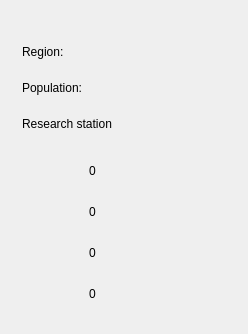
Above: comp345-gui/CityDetailsView.ui from hrachyahakobyan/Pandemic before the change. Below: the same form after it.
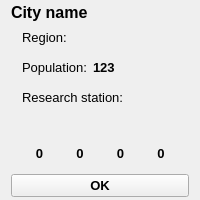
That is the form after the change.

Commit message: Added game detail view

```diff
--- a/comp345-gui/CityDetailsView.ui
+++ b/comp345-gui/CityDetailsView.ui
@@ -6,29 +6,51 @@
    <rect>
     <x>0</x>
     <y>0</y>
-    <width>248</width>
-    <height>334</height>
+    <width>200</width>
+    <height>200</height>
    </rect>
   </property>
   <property name="windowTitle">
    <string>CityDetailsView</string>
   </property>
   <layout class="QVBoxLayout" name="verticalLayout">
+   <property name="spacing">
+    <number>0</number>
+   </property>
+   <property name="topMargin">
+    <number>3</number>
+   </property>
+   <property name="bottomMargin">
+    <number>3</number>
+   </property>
    <item>
     <widget class="QLabel" name="nameLabel">
      <property name="maximumSize">
       <size>
        <width>16777215</width>
-       <height>20</height>
+       <height>30</height>
       </size>
      </property>
+     <property name="font">
+      <font>
+       <pointsize>12</pointsize>
+       <weight>75</weight>
+       <bold>true</bold>
+      </font>
+     </property>
      <property name="text">
-      <string/>
+      <string>City name</string>
      </property>
     </widget>
    </item>
    <item>
     <widget class="QWidget" name="widget" native="true">
+     <property name="minimumSize">
+      <size>
+       <width>0</width>
+       <height>30</height>
+      </size>
+     </property>
      <property name="maximumSize">
       <size>
        <width>16777215</width>
@@ -50,6 +72,11 @@
           <height>16777215</height>
          </size>
         </property>
+        <property name="font">
+         <font>
+          <pointsize>10</pointsize>
+         </font>
+        </property>
         <property name="text">
          <string>Region:</string>
         </property>
@@ -67,6 +94,12 @@
    </item>
    <item>
     <widget class="QWidget" name="widget_7" native="true">
+     <property name="minimumSize">
+      <size>
+       <width>0</width>
+       <height>30</height>
+      </size>
+     </property>
      <property name="maximumSize">
       <size>
        <width>16777215</width>
@@ -84,10 +117,15 @@
        <widget class="QLabel" name="label_2">
         <property name="maximumSize">
          <size>
-          <width>60</width>
+          <width>65</width>
           <height>16777215</height>
          </size>
         </property>
+        <property name="font">
+         <font>
+          <pointsize>10</pointsize>
+         </font>
+        </property>
         <property name="text">
          <string>Population:</string>
         </property>
@@ -95,8 +133,15 @@
       </item>
       <item>
        <widget class="QLabel" name="populationLabel">
+        <property name="font">
+         <font>
+          <pointsize>10</pointsize>
+          <weight>75</weight>
+          <bold>true</bold>
+         </font>
+        </property>
         <property name="text">
-         <string/>
+         <string>123</string>
         </property>
        </widget>
       </item>
@@ -105,10 +150,16 @@
    </item>
    <item>
     <widget class="QWidget" name="widget_8" native="true">
+     <property name="minimumSize">
+      <size>
+       <width>0</width>
+       <height>30</height>
+      </size>
+     </property>
      <property name="maximumSize">
       <size>
        <width>16777215</width>
-       <height>30</height>
+       <height>40</height>
       </size>
      </property>
      <property name="layoutDirection">
@@ -125,10 +176,15 @@
        <widget class="QLabel" name="label_4">
         <property name="maximumSize">
          <size>
-          <width>90</width>
+          <width>100</width>
           <height>16777215</height>
          </size>
         </property>
+        <property name="font">
+         <font>
+          <pointsize>10</pointsize>
+         </font>
+        </property>
         <property name="text">
          <string>Research station:</string>
         </property>
@@ -146,36 +202,54 @@
    </item>
    <item>
     <widget class="QWidget" name="widget_2" native="true">
-     <layout class="QVBoxLayout" name="verticalLayout_2">
-      <property name="spacing">
-       <number>3</number>
-      </property>
-      <property name="topMargin">
-       <number>3</number>
-      </property>
-      <property name="bottomMargin">
-       <number>3</number>
-      </property>
+     <property name="sizePolicy">
+      <sizepolicy hsizetype="Preferred" vsizetype="Fixed">
+       <horstretch>0</horstretch>
+       <verstretch>0</verstretch>
+      </sizepolicy>
+     </property>
+     <property name="minimumSize">
+      <size>
+       <width>0</width>
+       <height>50</height>
+      </size>
+     </property>
+     <layout class="QHBoxLayout" name="horizontalLayout_2">
       <item>
-       <widget class="QWidget" name="widget_5" native="true">
-        <property name="maximumSize">
-         <size>
-          <width>16777215</width>
-          <height>30</height>
-         </size>
-        </property>
-        <layout class="QHBoxLayout" name="horizontalLayout_4">
+       <widget class="QWidget" name="widget_3" native="true">
+        <layout class="QVBoxLayout" name="verticalLayout_2">
+         <property name="spacing">
+          <number>0</number>
+         </property>
+         <property name="leftMargin">
+          <number>0</number>
+         </property>
          <property name="topMargin">
           <number>0</number>
          </property>
+         <property name="rightMargin">
+          <number>0</number>
+         </property>
          <property name="bottomMargin">
           <number>0</number>
          </property>
          <item>
           <widget class="QLabel" name="cubes1LabelImage">
+           <property name="sizePolicy">
+            <sizepolicy hsizetype="Fixed" vsizetype="Fixed">
+             <horstretch>0</horstretch>
+             <verstretch>0</verstretch>
+            </sizepolicy>
+           </property>
+           <property name="minimumSize">
+            <size>
+             <width>30</width>
+             <height>20</height>
+            </size>
+           </property>
            <property name="maximumSize">
             <size>
-             <width>50</width>
+             <width>12312312</width>
              <height>16777215</height>
             </size>
            </property>
@@ -186,34 +260,71 @@
          </item>
          <item>
           <widget class="QLabel" name="cubes1Label">
+           <property name="sizePolicy">
+            <sizepolicy hsizetype="Preferred" vsizetype="Preferred">
+             <horstretch>0</horstretch>
+             <verstretch>0</verstretch>
+            </sizepolicy>
+           </property>
+           <property name="minimumSize">
+            <size>
+             <width>20</width>
+             <height>20</height>
+            </size>
+           </property>
+           <property name="font">
+            <font>
+             <pointsize>10</pointsize>
+             <weight>75</weight>
+             <bold>true</bold>
+            </font>
+           </property>
            <property name="text">
             <string>0</string>
            </property>
+           <property name="alignment">
+            <set>Qt::AlignCenter</set>
+           </property>
           </widget>
          </item>
         </layout>
        </widget>
       </item>
       <item>
-       <widget class="QWidget" name="widget_6" native="true">
-        <property name="maximumSize">
-         <size>
-          <width>16777215</width>
-          <height>30</height>
-         </size>
-        </property>
-        <layout class="QHBoxLayout" name="horizontalLayout_5">
+       <widget class="QWidget" name="widget_4" native="true">
+        <layout class="QVBoxLayout" name="verticalLayout_3">
+         <property name="spacing">
+          <number>0</number>
+         </property>
+         <property name="leftMargin">
+          <number>0</number>
+         </property>
          <property name="topMargin">
           <number>0</number>
          </property>
+         <property name="rightMargin">
+          <number>0</number>
+         </property>
          <property name="bottomMargin">
           <number>0</number>
          </property>
          <item>
           <widget class="QLabel" name="cubes2LabelImage">
+           <property name="sizePolicy">
+            <sizepolicy hsizetype="Fixed" vsizetype="Fixed">
+             <horstretch>0</horstretch>
+             <verstretch>0</verstretch>
+            </sizepolicy>
+           </property>
+           <property name="minimumSize">
+            <size>
+             <width>30</width>
+             <height>20</height>
+            </size>
+           </property>
            <property name="maximumSize">
             <size>
-             <width>50</width>
+             <width>1234234</width>
              <height>16777215</height>
             </size>
            </property>
@@ -224,34 +335,71 @@
          </item>
          <item>
           <widget class="QLabel" name="cubes2Label">
+           <property name="sizePolicy">
+            <sizepolicy hsizetype="Preferred" vsizetype="Preferred">
+             <horstretch>0</horstretch>
+             <verstretch>0</verstretch>
+            </sizepolicy>
+           </property>
+           <property name="minimumSize">
+            <size>
+             <width>30</width>
+             <height>20</height>
+            </size>
+           </property>
+           <property name="font">
+            <font>
+             <pointsize>10</pointsize>
+             <weight>75</weight>
+             <bold>true</bold>
+            </font>
+           </property>
            <property name="text">
             <string>0</string>
            </property>
+           <property name="alignment">
+            <set>Qt::AlignCenter</set>
+           </property>
           </widget>
          </item>
         </layout>
        </widget>
       </item>
       <item>
-       <widget class="QWidget" name="widget_4" native="true">
-        <property name="maximumSize">
-         <size>
-          <width>16777215</width>
-          <height>30</height>
-         </size>
-        </property>
-        <layout class="QHBoxLayout" name="horizontalLayout_3">
+       <widget class="QWidget" name="widget_6" native="true">
+        <layout class="QVBoxLayout" name="verticalLayout_5">
+         <property name="spacing">
+          <number>0</number>
+         </property>
+         <property name="leftMargin">
+          <number>0</number>
+         </property>
          <property name="topMargin">
           <number>0</number>
          </property>
+         <property name="rightMargin">
+          <number>0</number>
+         </property>
          <property name="bottomMargin">
           <number>0</number>
          </property>
          <item>
           <widget class="QLabel" name="cubes3LabelImage">
+           <property name="sizePolicy">
+            <sizepolicy hsizetype="Fixed" vsizetype="Fixed">
+             <horstretch>0</horstretch>
+             <verstretch>0</verstretch>
+            </sizepolicy>
+           </property>
+           <property name="minimumSize">
+            <size>
+             <width>30</width>
+             <height>20</height>
+            </size>
+           </property>
            <property name="maximumSize">
             <size>
-             <width>50</width>
+             <width>1231231</width>
              <height>16777215</height>
             </size>
            </property>
@@ -262,31 +410,68 @@
          </item>
          <item>
           <widget class="QLabel" name="cubes3Label">
+           <property name="sizePolicy">
+            <sizepolicy hsizetype="Preferred" vsizetype="Preferred">
+             <horstretch>0</horstretch>
+             <verstretch>0</verstretch>
+            </sizepolicy>
+           </property>
+           <property name="minimumSize">
+            <size>
+             <width>30</width>
+             <height>20</height>
+            </size>
+           </property>
+           <property name="font">
+            <font>
+             <pointsize>10</pointsize>
+             <weight>75</weight>
+             <bold>true</bold>
+            </font>
+           </property>
            <property name="text">
             <string>0</string>
            </property>
+           <property name="alignment">
+            <set>Qt::AlignCenter</set>
+           </property>
           </widget>
          </item>
         </layout>
        </widget>
       </item>
       <item>
-       <widget class="QWidget" name="widget_3" native="true">
-        <property name="maximumSize">
-         <size>
-          <width>16777215</width>
-          <height>30</height>
-         </size>
-        </property>
-        <layout class="QHBoxLayout" name="horizontalLayout_2">
+       <widget class="QWidget" name="widget_5" native="true">
+        <layout class="QVBoxLayout" name="verticalLayout_4">
+         <property name="spacing">
+          <number>0</number>
+         </property>
+         <property name="leftMargin">
+          <number>0</number>
+         </property>
          <property name="topMargin">
           <number>0</number>
          </property>
+         <property name="rightMargin">
+          <number>0</number>
+         </property>
          <property name="bottomMargin">
           <number>0</number>
          </property>
          <item>
           <widget class="QLabel" name="cubes4LabelImage">
+           <property name="sizePolicy">
+            <sizepolicy hsizetype="Preferred" vsizetype="Preferred">
+             <horstretch>0</horstretch>
+             <verstretch>0</verstretch>
+            </sizepolicy>
+           </property>
+           <property name="minimumSize">
+            <size>
+             <width>30</width>
+             <height>20</height>
+            </size>
+           </property>
            <property name="maximumSize">
             <size>
              <width>50</width>
@@ -300,9 +485,31 @@
          </item>
          <item>
           <widget class="QLabel" name="cubes4Label">
+           <property name="sizePolicy">
+            <sizepolicy hsizetype="Preferred" vsizetype="Preferred">
+             <horstretch>0</horstretch>
+             <verstretch>0</verstretch>
+            </sizepolicy>
+           </property>
+           <property name="minimumSize">
+            <size>
+             <width>30</width>
+             <height>20</height>
+            </size>
+           </property>
+           <property name="font">
+            <font>
+             <pointsize>10</pointsize>
+             <weight>75</weight>
+             <bold>true</bold>
+            </font>
+           </property>
            <property name="text">
             <string>0</string>
            </property>
+           <property name="alignment">
+            <set>Qt::AlignCenter</set>
+           </property>
           </widget>
          </item>
         </layout>
@@ -311,6 +518,20 @@
      </layout>
     </widget>
    </item>
+   <item>
+    <widget class="QPushButton" name="okButton">
+     <property name="font">
+      <font>
+       <pointsize>10</pointsize>
+       <weight>75</weight>
+       <bold>true</bold>
+      </font>
+     </property>
+     <property name="text">
+      <string>OK</string>
+     </property>
+    </widget>
+   </item>
   </layout>
  </widget>
  <layoutdefault spacing="6" margin="11"/>
```
The commit also changes 34 other files.
